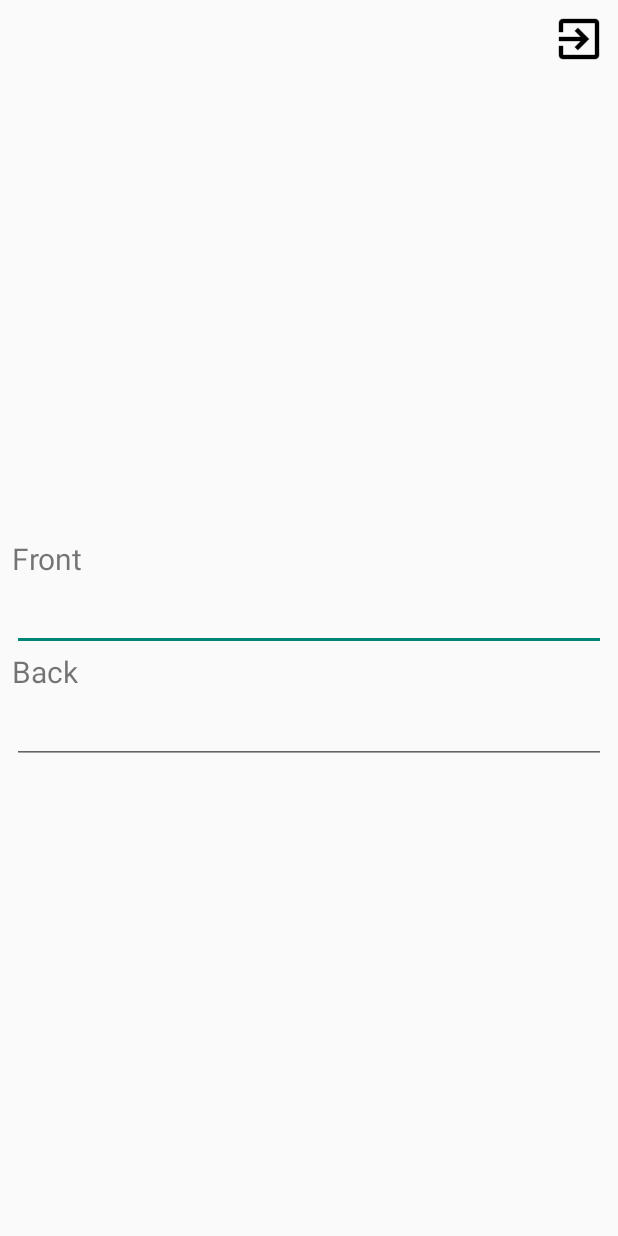
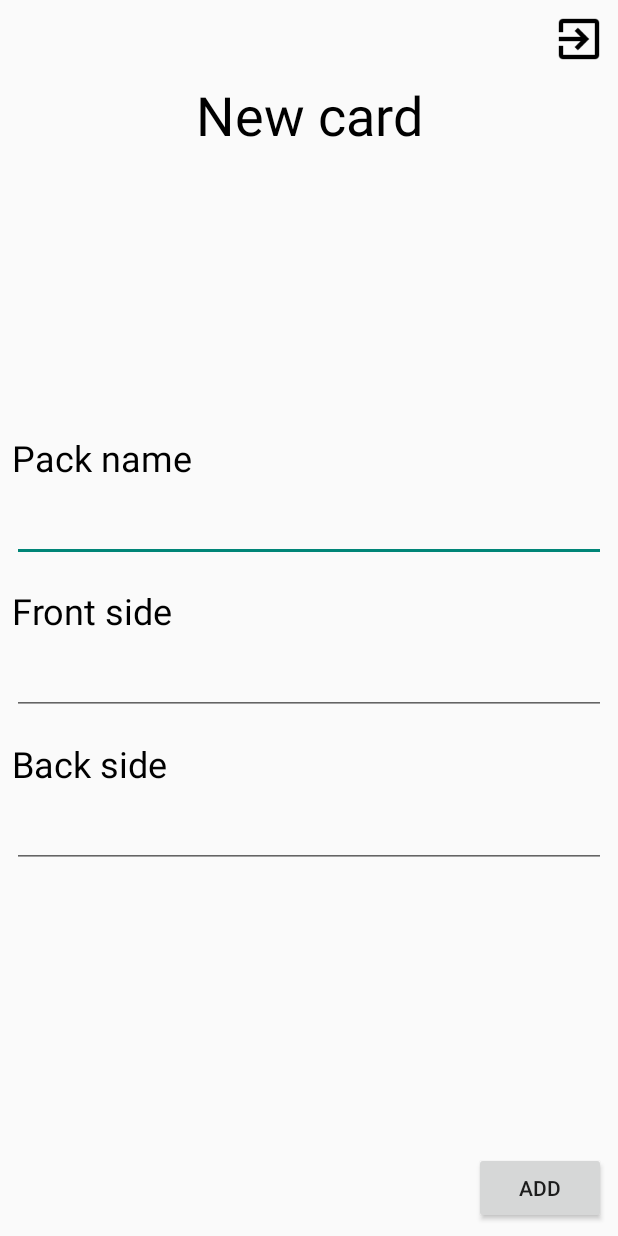
Before and after one commit to ChairfaceChippendale/EasyEnglish, an Android app: the AddWordActivity screen opened directly, with no data from a screen before it, on a phone screen of 412 x 824 dp. Run offline under Robolectric (Android 15) with nearby library versions, the phone set to English and light mode, and no system bars.

Commit message:
add word xml was revised

```diff
--- a/eeapp/src/main/java/com/ujujzk/easyenglish/eeapp/GrammarActivity.java
+++ b/eeapp/src/main/java/com/ujujzk/easyenglish/eeapp/GrammarActivity.java
@@ -17,7 +17,6 @@ public class GrammarActivity extends Activity {
     Button start;
     ImageView goBack;
     ListView topicsList;
-    String [] topicsTitles = {"Articles a(an) and the", "Adjectives order"};
 
     @Override
     protected void onCreate(Bundle savedInstanceState) {
@@ -37,6 +36,8 @@ public class GrammarActivity extends Activity {
                 return view;
             }
         };
+
+
         new AsyncTask<Void, Void, List<Topic>>(){
             @Override
             protected List<Topic> doInBackground(Void... params) {
@@ -48,6 +49,8 @@ public class GrammarActivity extends Activity {
                 topicsListAdapter.notifyDataSetChanged();
             }
         }.executeOnExecutor(AsyncTask.THREAD_POOL_EXECUTOR);
+
+
 
 
         topicsList.setAdapter(topicsListAdapter);
--- a/eeapp/src/main/java/com/ujujzk/easyenglish/eeapp/VocabularyActivity.java
+++ b/eeapp/src/main/java/com/ujujzk/easyenglish/eeapp/VocabularyActivity.java
@@ -6,6 +6,7 @@ import android.os.Bundle;
 import android.util.Log;
 import android.util.SparseBooleanArray;
 import android.view.View;
+import android.view.ViewGroup;
 import android.widget.*;
 import com.ujujzk.easyenglish.eeapp.model.Pack;
 
@@ -36,9 +37,16 @@ public class VocabularyActivity extends Activity {
 
 
 
-        ArrayAdapter<Pack> packsListAdapter = new ArrayAdapter<Pack>(this,
-                android.R.layout.simple_list_item_multiple_choice,
-                packs);
+        final ArrayAdapter<Pack> packsListAdapter = new ArrayAdapter<Pack>(this,
+                android.R.layout.simple_list_item_multiple_choice){
+            @Override
+            public View getView(int position, View convertView, ViewGroup parent) {
+                View view = super.getView(position, convertView, parent);
+                Pack pack = getItem(position);
+                ((CheckedTextView) view).setText(pack.getTitle());
+                return view;
+            }
+        };
 
 
 
--- a/eeapp/src/main/java/com/ujujzk/easyenglish/eeapp/model/Topic.java
+++ b/eeapp/src/main/java/com/ujujzk/easyenglish/eeapp/model/Topic.java
@@ -9,7 +9,6 @@ public class Topic extends Base {
     private String title;
     private List<Task> tasks;
     private String ruleId;
-
 
     public Topic() {
     }
@@ -32,7 +31,6 @@ public class Topic extends Base {
         return tasks.size();
     }
 
-
     public String getTitle() {
         return title;
     }
--- a/eeapp/src/main/res/layout/add_word_act.xml
+++ b/eeapp/src/main/res/layout/add_word_act.xml
@@ -27,7 +27,17 @@
 
     </RelativeLayout>
 
-
+    <TextView
+            android:id="@+id/adw_act_tv_title"
+            android:layout_width="match_parent"
+            android:layout_height="wrap_content"
+            android:paddingBottom="@dimen/activity_vertical_margin"
+            android:layout_below="@id/adw_act_rl_top_menu"
+            android:gravity="center"
+            android:textSize="@dimen/adw_act_tv_title_text_size"
+            android:textColor="@color/adw_act_tv_title_text_color"
+            android:text="@string/adw_act_tv_title_text"
+            />
     <LinearLayout
             android:layout_width="match_parent"
             android:layout_height="match_parent"
@@ -39,25 +49,52 @@
                 android:layout_width="wrap_content"
                 android:layout_height="wrap_content"
                 android:textSize="@dimen/adw_text_size"
-                android:text="Front"/>
+                android:textColor="@color/adw_act_tv_text_color"
+                android:layout_marginTop="@dimen/activity_vertical_margin"
+                android:text="Pack name"/>
 
         <EditText
                 android:layout_width="match_parent"
                 android:layout_height="wrap_content"
-                android:textSize="@dimen/adw_text_size"/>
+                android:textSize="@dimen/adw_text_size"
+                android:layout_marginBottom="@dimen/activity_vertical_margin"/>
 
         <TextView
                 android:layout_width="wrap_content"
                 android:layout_height="wrap_content"
                 android:textSize="@dimen/adw_text_size"
-                android:text="Back"/>
+                android:textColor="@color/adw_act_tv_text_color"
+                android:layout_marginTop="@dimen/activity_vertical_margin"
+                android:text="Front side"/>
 
         <EditText
                 android:layout_width="match_parent"
                 android:layout_height="wrap_content"
-                android:textSize="@dimen/adw_text_size"/>
+                android:textSize="@dimen/adw_text_size"
+                android:layout_marginBottom="@dimen/activity_vertical_margin"/>
+
+        <TextView
+                android:layout_width="wrap_content"
+                android:layout_height="wrap_content"
+                android:textSize="@dimen/adw_text_size"
+                android:textColor="@color/adw_act_tv_text_color"
+                android:layout_marginTop="@dimen/activity_vertical_margin"
+                android:text="Back side"/>
+
+        <EditText
+                android:layout_width="match_parent"
+                android:layout_height="wrap_content"
+                android:textSize="@dimen/adw_text_size"
+                android:layout_marginBottom="@dimen/activity_vertical_margin"/>
 
     </LinearLayout>
+    <Button
+            android:id="@+id/adw_act_btn_add_card"
+            android:layout_width="wrap_content"
+            android:layout_height="wrap_content"
+            android:layout_alignParentBottom="true"
+            android:layout_alignParentRight="true"
+            android:text="@string/adw_act_btn_add_card"/>
 
 
 
--- a/eeapp/src/main/res/values/colors.xml
+++ b/eeapp/src/main/res/values/colors.xml
@@ -8,4 +8,6 @@
     <color name="task_act_tv_question_text_color">#000</color>
     <color name="task_act_tv_rule_text_color">#000</color>
     <color name="wslide_act_tv_title_text_color">#000</color>
+    <color name="adw_act_tv_text_color">#000</color>
+    <color name="adw_act_tv_title_text_color">#000</color>
 </resources>
--- a/eeapp/src/main/res/values/dimens.xml
+++ b/eeapp/src/main/res/values/dimens.xml
@@ -11,5 +11,6 @@
     <dimen name="task_act_tv_answer_text_size">20sp</dimen>
     <dimen name="task_act_tv_question_text_size">20sp</dimen>
     <dimen name="task_act_tv_rule_text_size">20sp</dimen>
-    <dimen name="adw_text_size">20sp</dimen>
+    <dimen name="adw_text_size">24sp</dimen>
+    <dimen name="adw_act_tv_title_text_size">36sp</dimen>
 </resources>
--- a/eeapp/src/main/res/values/strings.xml
+++ b/eeapp/src/main/res/values/strings.xml
@@ -24,4 +24,6 @@
     <string name="task_act_tv_task_type_text">Complete sentence:</string>
     <string name="title_activity_add_word">AddWord</string>
     <string name="title_activity_word_slide">LearnWord</string>
+    <string name="adw_act_tv_title_text">New card</string>
+    <string name="adw_act_btn_add_card">Add</string>
 </resources>
```
